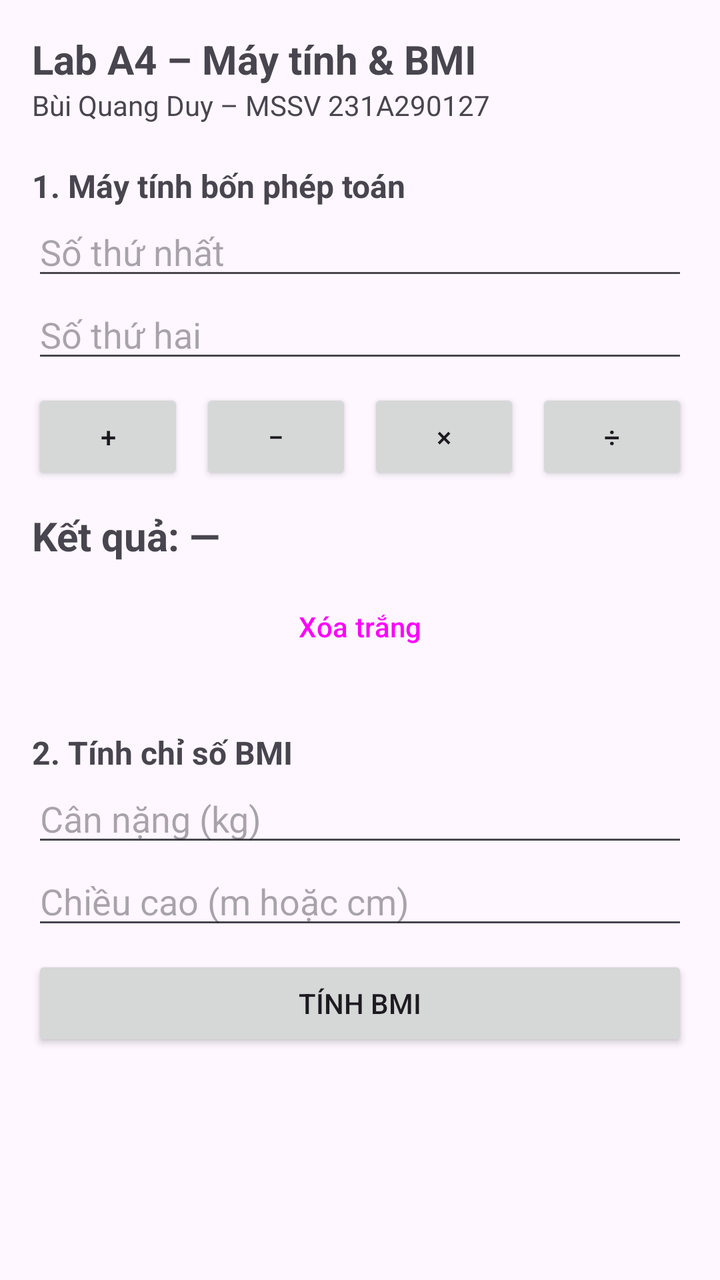
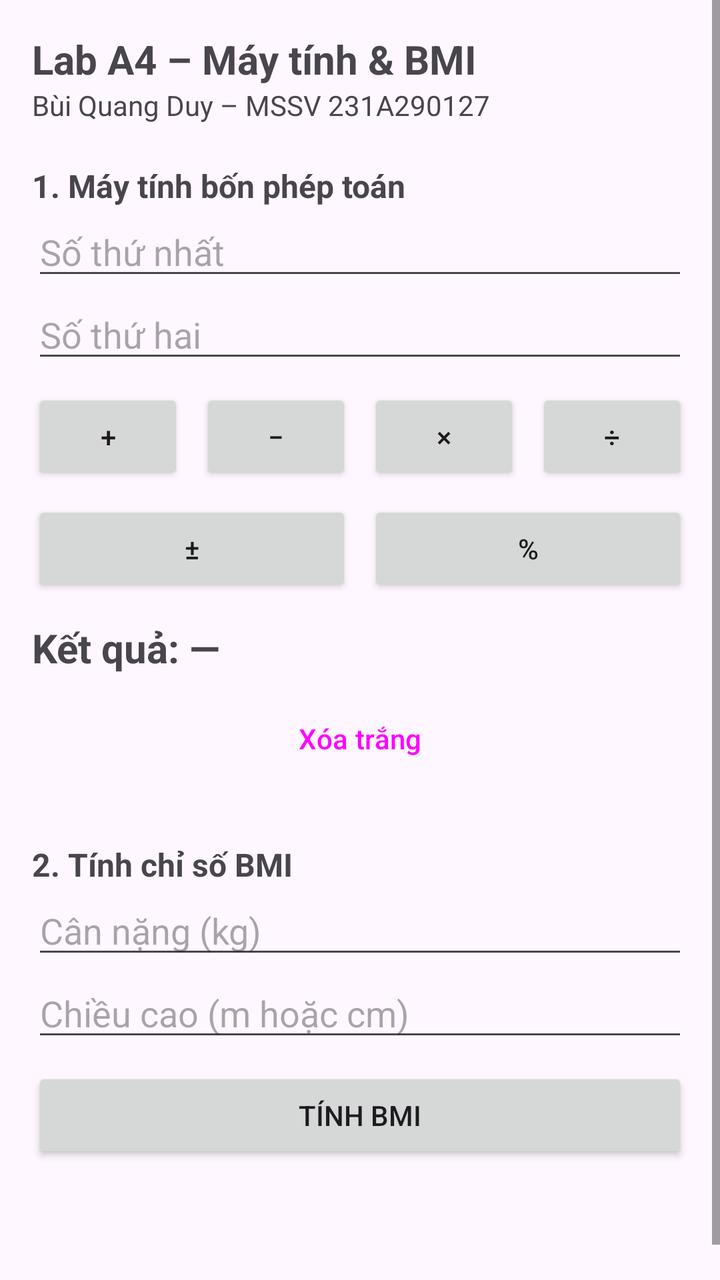

An Android layout rendered at two revisions. The XML below is the earlier revision; the diff shows what the commit changed to produce the second picture.
<!-- AndroidManifest.xml: application theme Theme.A4_231A290127 -->
<!-- res/layout/activity_main.xml -->
<?xml version="1.0" encoding="utf-8"?>
<ScrollView xmlns:android="http://schemas.android.com/apk/res/android"
    android:id="@+id/main"
    android:layout_width="match_parent"
    android:layout_height="match_parent">

    <LinearLayout
        android:layout_width="match_parent"
        android:layout_height="wrap_content"
        android:orientation="vertical"
        android:padding="16dp">

        <TextView
            android:layout_width="wrap_content"
            android:layout_height="wrap_content"
            android:text="@string/title"
            android:textSize="20sp"
            android:textStyle="bold" />

        <TextView
            android:layout_width="wrap_content"
            android:layout_height="wrap_content"
            android:text="@string/student"
            android:textSize="14sp" />

        
        <TextView
            android:layout_width="wrap_content"
            android:layout_height="wrap_content"
            android:layout_marginTop="20dp"
            android:text="@string/section_calc"
            android:textSize="16sp"
            android:textStyle="bold" />

        <EditText
            android:id="@+id/edtSoA"
            android:layout_width="match_parent"
            android:layout_height="wrap_content"
            android:hint="@string/hint_a"
            android:importantForAutofill="no"
            android:inputType="numberDecimal" />

        <EditText
            android:id="@+id/edtSoB"
            android:layout_width="match_parent"
            android:layout_height="wrap_content"
            android:hint="@string/hint_b"
            android:importantForAutofill="no"
            android:inputType="numberDecimal|numberSigned" />

        <LinearLayout
            android:layout_width="match_parent"
            android:layout_height="wrap_content"
            android:layout_marginTop="8dp"
            android:orientation="horizontal">

            <Button
                android:id="@+id/btnCong"
                android:layout_width="0dp"
                android:layout_height="wrap_content"
                android:layout_weight="1"
                android:text="@string/op_add" />

            <Button
                android:id="@+id/btnTru"
                android:layout_width="0dp"
                android:layout_height="wrap_content"
                android:layout_marginStart="8dp"
                android:layout_weight="1"
                android:text="@string/op_sub" />

            <Button
                android:id="@+id/btnNhan"
                android:layout_width="0dp"
                android:layout_height="wrap_content"
                android:layout_marginStart="8dp"
                android:layout_weight="1"
                android:text="@string/op_mul" />

            <Button
                android:id="@+id/btnChia"
                android:layout_width="0dp"
                android:layout_height="wrap_content"
                android:layout_marginStart="8dp"
                android:layout_weight="1"
                android:text="@string/op_div" />
        </LinearLayout>

        <TextView
            android:id="@+id/tvKetQua"
            android:layout_width="match_parent"
            android:layout_height="wrap_content"
            android:layout_marginTop="12dp"
            android:text="@string/result_placeholder"
            android:textSize="20sp"
            android:textStyle="bold" />

        <Button
            android:id="@+id/btnXoa"
            style="?attr/materialButtonOutlinedStyle"
            android:layout_width="match_parent"
            android:layout_height="wrap_content"
            android:layout_marginTop="8dp"
            android:text="@string/clear" />

        
        <TextView
            android:layout_width="wrap_content"
            android:layout_height="wrap_content"
            android:layout_marginTop="28dp"
            android:text="@string/section_bmi"
            android:textSize="16sp"
            android:textStyle="bold" />

        <EditText
            android:id="@+id/edtCanNang"
            android:layout_width="match_parent"
            android:layout_height="wrap_content"
            android:hint="@string/hint_weight"
            android:importantForAutofill="no"
            android:inputType="numberDecimal" />

        <EditText
            android:id="@+id/edtChieuCao"
            android:layout_width="match_parent"
            android:layout_height="wrap_content"
            android:hint="@string/hint_height"
            android:importantForAutofill="no"
            android:inputType="numberDecimal" />

        <Button
            android:id="@+id/btnTinhBmi"
            android:layout_width="match_parent"
            android:layout_height="wrap_content"
            android:layout_marginTop="8dp"
            android:text="@string/calc_bmi" />

        <TextView
            android:id="@+id/tvBmi"
            android:layout_width="match_parent"
            android:layout_height="wrap_content"
            android:layout_marginTop="12dp"
            android:textSize="20sp"
            android:textStyle="bold" />

        <TextView
            android:id="@+id/tvPhanLoai"
            android:layout_width="match_parent"
            android:layout_height="wrap_content"
            android:textSize="16sp" />
    </LinearLayout>
</ScrollView>
<!-- resources referenced by this layout -->
<resources>
  <string name="calc_bmi">Tính BMI</string>
  <string name="clear">Xóa trắng</string>
  <string name="hint_a">Số thứ nhất</string>
  <string name="hint_b">Số thứ hai</string>
  <string name="hint_height">Chiều cao (m hoặc cm)</string>
  <string name="hint_weight">Cân nặng (kg)</string>
  <string name="op_add">+</string>
  <string name="op_div">÷</string>
  <string name="op_mul">×</string>
  <string name="op_sub">−</string>
  <string name="result_placeholder">Kết quả: —</string>
  <string name="section_bmi">2. Tính chỉ số BMI</string>
  <string name="section_calc">1. Máy tính bốn phép toán</string>
  <string name="student">Bùi Quang Duy – MSSV 231A290127</string>
  <string name="title">Lab A4 – Máy tính &amp; BMI</string>
  <style name="Theme.A4_231A290127" parent="Base.Theme.A4_231A290127" />
  <style name="Base.Theme.A4_231A290127" parent="Theme.Material3.DayNight.NoActionBar">
          
          
      </style>
</resources>

<!-- the commit's change to res/layout/activity_main.xml (unified diff, before → after) -->
@@ -85,7 +85,30 @@
                 android:layout_weight="1"
                 android:text="@string/op_div" />
         </LinearLayout>
+        
 
+        
+        <LinearLayout
+            android:layout_width="match_parent"
+            android:layout_height="wrap_content"
+            android:layout_marginTop="8dp"
+            android:orientation="horizontal">
+
+            <Button
+                android:id="@+id/btnDaoDau"
+                android:layout_width="0dp"
+                android:layout_height="wrap_content"
+                android:layout_weight="1"
+                android:text="±" />
+
+            <Button
+                android:id="@+id/btnPhanTram"
+                android:layout_width="0dp"
+                android:layout_height="wrap_content"
+                android:layout_marginStart="8dp"
+                android:layout_weight="1"
+                android:text="%" />
+        </LinearLayout>
         <TextView
             android:id="@+id/tvKetQua"
             android:layout_width="match_parent"
